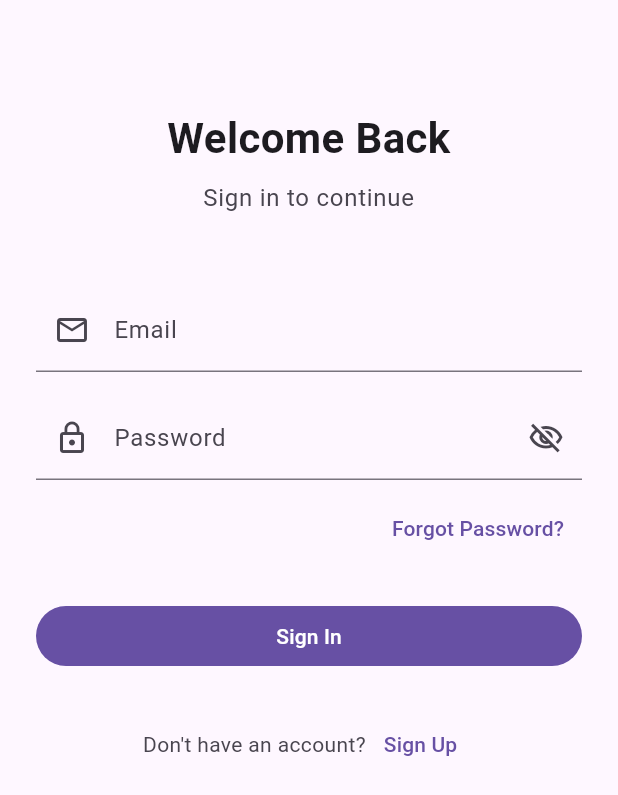
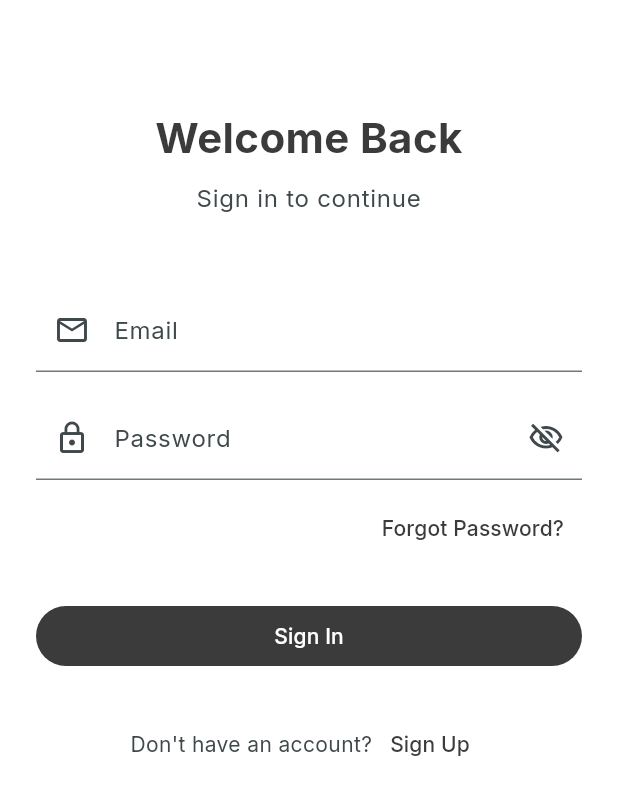
Before and after one commit to orya-ai/v3, a Flutter app: the screen it shows after launch, on a phone screen of 412 x 824 dp. Shown: the top 795 px of the screen. Run offline on Flutter 3.47's test engine with Material 3 defaults, Android fonts, the phone set to English and light mode, and no system bars; our stand-ins replace badges, cloud_firestore, firebase_auth, firebase_core, flutter_riverpod, go_router and 1 more; accounts and stored records are empty.

Commit message:
dark colors deck and tabs

```diff
--- /dev/null
+++ b/lib/core/theme/app_theme.dart
@@ -0,0 +1,62 @@
+import 'package:flutter/material.dart';
+import 'package:google_fonts/google_fonts.dart';
+
+class AppTheme {
+  // Define color constants
+  static const Color primaryBackgroundColor = Color(0xffefedec); // Light beige for header/footer
+  static const Color scaffoldBackgroundColor = Color(0xffFFFFFF); // White for main content
+  static const Color primaryTextColor = Color(0xFF3B3B3B);
+  static const Color accentColor = Color(0xFF3B3B3B);
+  static const Color headerFooterColor = Color(0xffFFFFFF); // Same as primaryBackgroundColor for clarity
+
+    static const Color primaryButtonColor = Color(0xFF3B3B3B);
+
+  static ThemeData get lightTheme {
+    return ThemeData(
+      useMaterial3: true,
+      scaffoldBackgroundColor: scaffoldBackgroundColor, // Main content background
+      canvasColor: scaffoldBackgroundColor, // For dialogs and other surfaces
+      cardColor: Colors.white, // For cards and other surfaces
+      dialogBackgroundColor: Colors.white, // For dialogs
+
+      colorScheme: ColorScheme.fromSeed(
+        seedColor: accentColor,
+        background: scaffoldBackgroundColor, // Main content background
+        surface: Colors.white, // Surface color for cards, sheets, menus, etc.
+        primary: accentColor, // Primary interactive elements
+        onBackground: primaryTextColor, // Text/icons on background
+        onSurface: primaryTextColor, // Text/icons on surface
+        onPrimary: Colors.white, // Text/icons on primary color elements
+        // You can define other colors like secondary, error, etc.
+      ),
+      textTheme: GoogleFonts.interTextTheme(
+        // Base text theme for good contrast, can be further customized
+        ThemeData.light().textTheme.apply(
+          bodyColor: primaryTextColor,
+          displayColor: primaryTextColor,
+        ),
+      ),
+      // App bar theme - using header/footer color
+      appBarTheme: AppBarTheme(
+        backgroundColor: headerFooterColor,
+        elevation: 0, // Flat app bars
+        iconTheme: const IconThemeData(color: primaryTextColor),
+        titleTextStyle: GoogleFonts.inter(
+          color: primaryTextColor,
+          fontSize: 20,
+          fontWeight: FontWeight.w500,
+        ),
+      ),
+
+      // Bottom app bar theme - using header/footer color
+      bottomAppBarTheme: const BottomAppBarTheme(
+        color: headerFooterColor,
+        elevation: 0,
+      ),
+      // Define other component themes as needed (buttons, cards, etc.)
+    );
+  }
+
+  // Optionally, define a darkTheme here in the future
+  // static ThemeData get darkTheme { ... }
+}
--- a/lib/main.dart
+++ b/lib/main.dart
@@ -1,7 +1,7 @@
 import 'package:firebase_core/firebase_core.dart';
 import 'package:flutter/material.dart';
 import 'package:flutter_riverpod/flutter_riverpod.dart';
-import 'app/theme.dart';
+import 'core/theme/app_theme.dart';
 import 'firebase_options.dart';
 import 'app/router/router.dart';
 
--- a/pubspec.yaml
+++ b/pubspec.yaml
@@ -51,6 +51,7 @@ dependencies:
   # Local packages
   features:
     path: lib/features
+  google_fonts: ^6.2.1
 
 dev_dependencies:
   flutter_test:
```
Also changed, not shown: lib/features/activities/presentation/widgets/conversation_card_widget.dart (+13 -23 lines), pubspec.lock, 2 other files.
